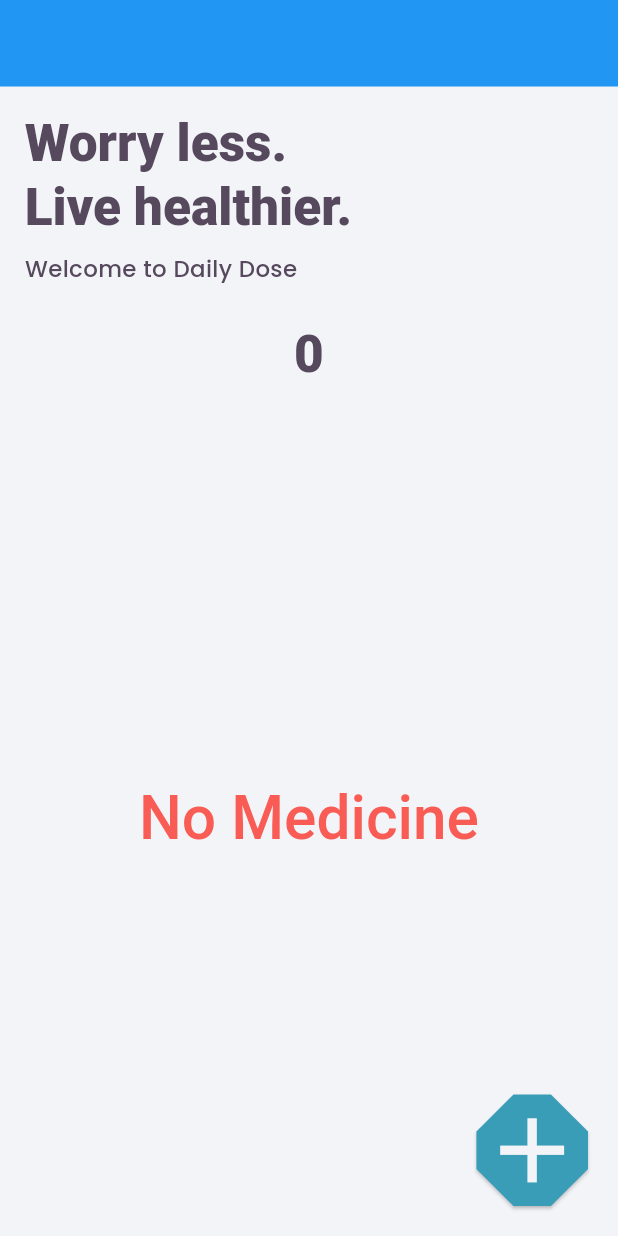
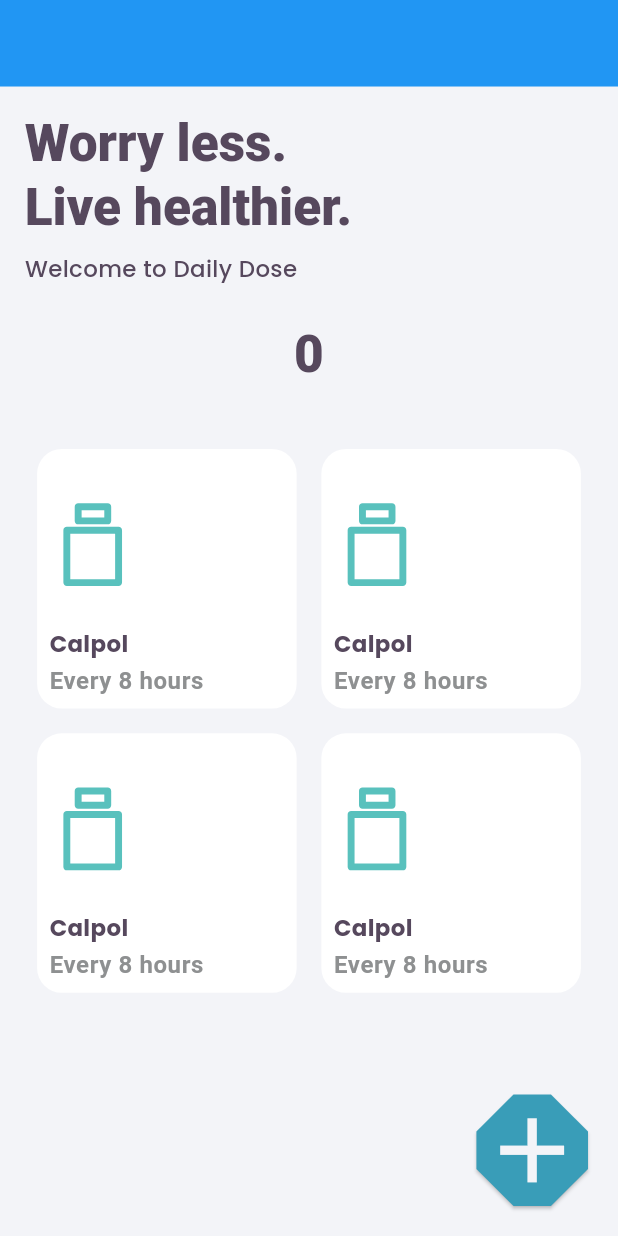
Before and after one commit to thiago082882/Medicine, a Flutter app: the screen it shows after launch, on a phone screen of 412 x 824 dp. Run offline on Flutter 3.47's test engine with Material 3 defaults, Android fonts, the phone set to English and light mode, and no system bars; our stand-ins replace flutter_svg, google_fonts, rxdart, sizer.

Commit message:
Medicine detalhes

```diff
--- a/medicine/lib/main.dart
+++ b/medicine/lib/main.dart
@@ -2,19 +2,36 @@
 import 'package:google_fonts/google_fonts.dart';
 import 'package:medicine/constants.dart';
 import 'package:medicine/pages/home_page.dart';
+import 'package:medicine/pages/new_entry/new_entry_bloc.dart';
+import 'package:provider/provider.dart';
 import 'package:sizer/sizer.dart';
 
 void main() {
   runApp(const MyApp());
 }
 
-class MyApp extends StatelessWidget {
+class MyApp extends StatefulWidget {
   const MyApp({super.key});
 
+  @override
+  State<MyApp> createState() => _MyAppState();
+}
+
+class _MyAppState extends State<MyApp> {
   // This widget is the root of your application.
+  NewEntryBloc? newEntryBloc;
+
+  @override
+  void initState() {
+    newEntryBloc = NewEntryBloc();
+    super.initState();
+  }
+
   @override
   Widget build(BuildContext context) {
-    return Sizer(builder: (context, orientation, deviceType) {
+    return Provider<NewEntryBloc>.value(
+      value: newEntryBloc!,
+      child: Sizer(builder: (context, orientation, deviceType) {
       return MaterialApp(
         title: 'Control medication',
         //theme customization
@@ -44,6 +61,7 @@
               color: kSecondaryColor,
               fontWeight: FontWeight.w500
             ) ,
+
             headlineLarge: TextStyle(
                 fontSize: 24.sp,
                 fontWeight: FontWeight.w800,
@@ -95,6 +113,9 @@
         ),
         home: const HomePage(),
       );
-    });
+    }
+    ),
+
+    );
   }
 }
--- a/medicine/lib/pages/home_page.dart
+++ b/medicine/lib/pages/home_page.dart
@@ -1,6 +1,8 @@
 import 'package:flutter/material.dart';
+import 'package:flutter_svg/flutter_svg.dart';
 import 'package:medicine/constants.dart';
 import 'package:medicine/main.dart';
+import 'package:medicine/models/medicine.dart';
 import 'package:medicine/pages/new_entry/new_entry_page.dart';
 import 'package:sizer/sizer.dart';
 
@@ -30,10 +32,10 @@
         onTap: () {
           //go to new entry page
           Navigator.push(
-              context,
-              MaterialPageRoute(
-                  builder: (context) => const NewEntryPage(),
-              ),
+            context,
+            MaterialPageRoute(
+              builder: (context) => const NewEntryPage(),
+            ),
           );
         },
         child: SizedBox(
@@ -101,12 +103,81 @@
 
   @override
   Widget build(BuildContext context) {
-    return Center(
+    //later we will use condition to show the save data
+    /*return Center(
       child: Text(
         "No Medicine",
         textAlign: TextAlign.center,
         style: Theme.of(context).textTheme.headlineMedium,
       ),
+      */
+
+    return GridView.builder(
+      padding: EdgeInsets.only(top: 1.h),
+      gridDelegate: const SliverGridDelegateWithFixedCrossAxisCount(
+        crossAxisCount: 2,
+      ),
+      itemCount: 4,
+      itemBuilder: (context, index) {
+        return MedicineCard();
+      },
     );
   }
 }
+
+class MedicineCard extends StatelessWidget {
+  const MedicineCard({super.key});
+
+  @override
+  Widget build(BuildContext context) {
+    return InkWell(
+      highlightColor: Colors.white,
+      splashColor: Colors.grey,
+      onTap: () {
+        //go to details activity with animation, later
+      },
+      child: Container(
+        padding: EdgeInsets.only(left: 2.w, right: 2.w, top: 1.h, bottom: 1.h),
+        margin: EdgeInsets.all(1.h),
+        decoration: BoxDecoration(
+            color: Colors.white, borderRadius: BorderRadius.circular(2.h)),
+        child: Column(
+          crossAxisAlignment: CrossAxisAlignment.start,
+          mainAxisAlignment: MainAxisAlignment.center,
+          children: [
+            const Spacer(),
+            SvgPicture.asset(
+              'assets/icons/bottle.svg',
+              height: 7.h,
+              colorFilter: ColorFilter.mode(kOtherColor, BlendMode.srcIn),
+            ),
+            const Spacer(),
+            Text(
+              'Calpol',
+              /*style: Theme.of(context).textTheme.headlineMedium!.copyWith(
+            color: kPrimaryColor
+          ),*/
+              overflow: TextOverflow.fade,
+              textAlign: TextAlign.start,
+              style: Theme.of(context).textTheme.bodyMedium!.copyWith(
+                    fontWeight: FontWeight.bold,
+                  ),
+            ),
+            SizedBox(
+              height: 0.3.h,
+            ),
+            Text(
+              'Every 8 hours',
+              overflow: TextOverflow.fade,
+              textAlign: TextAlign.start,
+              style: Theme.of(context).textTheme.bodySmall!.copyWith(
+                  fontWeight: FontWeight.bold,
+                  color: const Color.fromARGB(255, 142, 144, 145),
+                  fontSize: 16),
+            ),
+          ],
+        ),
+      ),
+    );
+  }
+}
```
Also changed, not shown: medicine/lib/pages/medicine_details/medicine_details.dart (added, +293 -0 lines), medicine/lib/pages/new_entry/new_entry_page.dart (+46 -44 lines), medicine/lib/global_bloc.dart (added), 7 other files.
